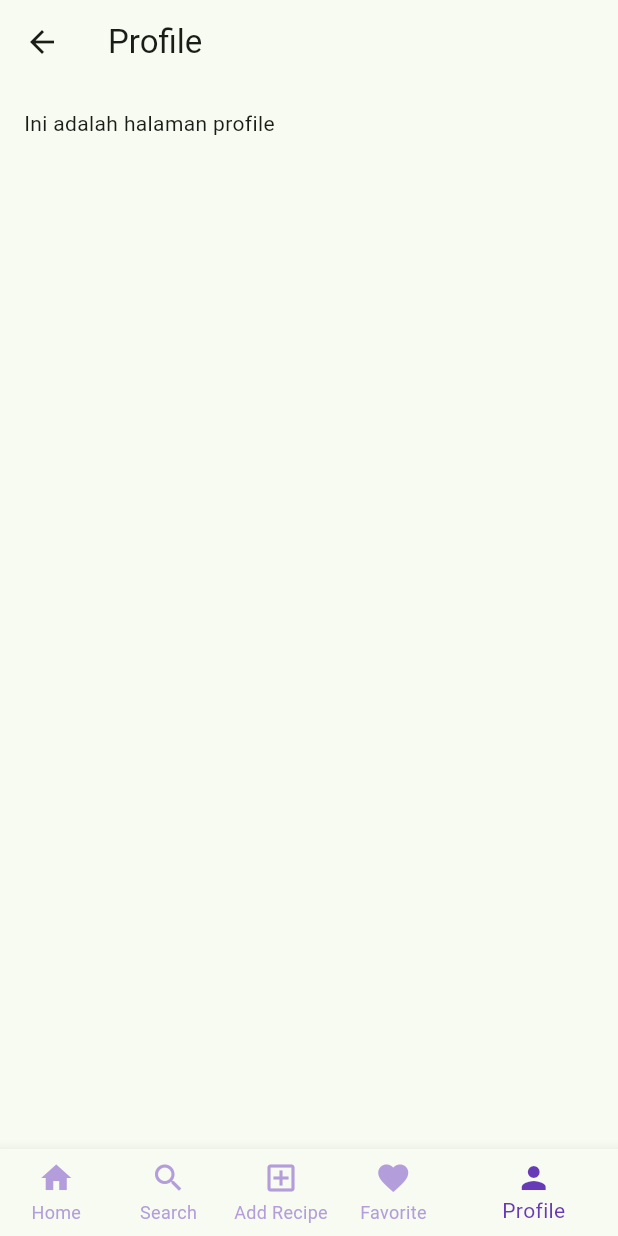
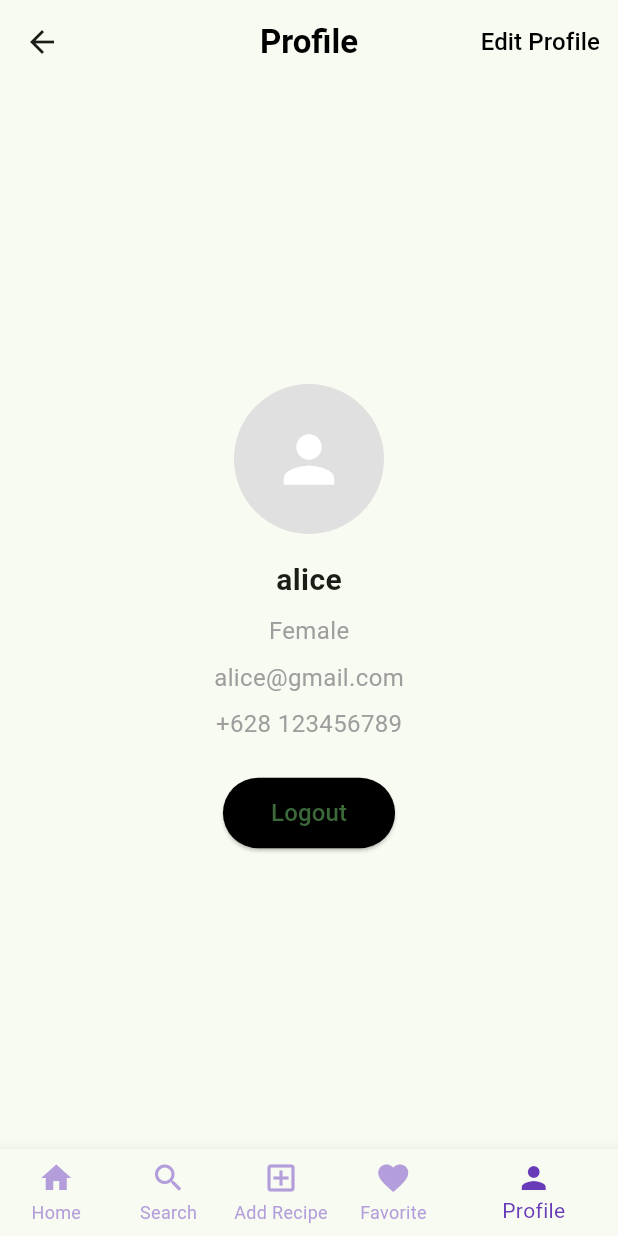
Before and after one commit to KhemaDewi/resepku, a Flutter app: the MainScreen screen opened by its route, item 5 of the bottom bar chosen, on a phone screen of 412 x 824 dp. Run offline on Flutter 3.47's test engine with Material 3 defaults, Android fonts, the phone set to English and light mode, and no system bars; our stand-ins replace shared_preferences; accounts and stored records are empty.

Commit message:
profil dan edit screen

```diff
--- a/flutter_resepku/lib/screen/main_screen.dart
+++ b/flutter_resepku/lib/screen/main_screen.dart
@@ -1,5 +1,6 @@
 import 'package:flutter/material.dart';
 import 'package:flutter_resepku/screen/addRecipe_screen.dart';
+import 'package:flutter_resepku/screen/editprofil_screen.dart';
 import 'package:flutter_resepku/screen/favorite_screen.dart';
 import 'package:flutter_resepku/screen/home_screen.dart';
 import 'package:flutter_resepku/screen/profile_screen.dart';
@@ -20,7 +21,8 @@
     const SearchScreen(),
     const AddrecipeScreen(),
     const FavoriteScreen(),
-    const ProfileScreen()
+    const ProfileScreen(),
+    const EditprofilScreen()
   ];
 
   void _onItemTapped(int index) {
--- a/flutter_resepku/lib/screen/profile_screen.dart
+++ b/flutter_resepku/lib/screen/profile_screen.dart
@@ -1,4 +1,6 @@
 import 'package:flutter/material.dart';
+import 'package:flutter_resepku/screen/editprofil_screen.dart';
+import 'package:flutter_resepku/screen/login_screen.dart';
 
 class ProfileScreen extends StatelessWidget {
   const ProfileScreen({super.key});
@@ -7,10 +9,96 @@
   Widget build(BuildContext context) {
     return Scaffold(
       appBar: AppBar(
-        title: const Text('Profile'),
+        title: const Text(
+          'Profile',
+          style: TextStyle(color: Colors.black, fontWeight: FontWeight.bold),
+        ),
+        centerTitle: true,
+        actions: [
+          TextButton(
+            onPressed: () {
+              Navigator.push(
+                context,
+                MaterialPageRoute(builder: (context) => const EditprofilScreen()), // button ke halaman Edit Profile
+              );
+            },
+            child: const Text(
+              'Edit Profile',
+              style: TextStyle(color: Colors.black, fontSize: 16),
+            ),
+          ),
+        ],
       ),
-      body: const Padding(
-          padding: EdgeInsets.all(16), child: Text('Ini adalah halaman profile')),
+      body: Center(
+        child: Padding(
+          padding: const EdgeInsets.all(16.0),
+          child: Column(
+            mainAxisAlignment: MainAxisAlignment.center,
+            crossAxisAlignment: CrossAxisAlignment.center,
+            children: [
+              CircleAvatar(
+                radius: 50,
+                backgroundColor: Colors.grey[300],
+                child: const Icon(
+                  Icons.person,
+                  size: 50,
+                  color: Colors.white,
+                ),
+              ),
+              const SizedBox(height: 16),
+              const Text(
+                'alice',
+                style: TextStyle(
+                  fontSize: 20,
+                  fontWeight: FontWeight.bold,
+                ),
+              ),
+              const SizedBox(height: 8),
+              const Text(
+                'Female',
+                style: TextStyle(
+                  color: Colors.grey,
+                  fontSize: 16,
+                ),
+              ),
+              const SizedBox(height: 8),
+              const Text(
+                'alice@gmail.com',
+                style: TextStyle(
+                  color: Colors.grey,
+                  fontSize: 16,
+                ),
+              ),
+              const SizedBox(height: 8),
+              const Text(
+                '+628 123456789',
+                style: TextStyle(
+                  color: Colors.grey,
+                  fontSize: 16,
+                ),
+              ),
+              const SizedBox(height: 24),
+              // button logout ketika di klik akan keluar dari apikasi dan beralih ke halaman login
+              ElevatedButton(
+                onPressed: () {
+                  Navigator.pushAndRemoveUntil(context, MaterialPageRoute(builder: (context) => const LoginScreen()),
+                  (Route<dynamic> route) => false,
+                  );
+                // button untuk logout
+                },
+                style: ElevatedButton.styleFrom(
+                  backgroundColor: Colors.black,
+                  padding: const EdgeInsets.symmetric(horizontal: 32, vertical: 12),
+                ),
+                child: const Text(
+                  'Logout',
+                  style: TextStyle(fontSize: 16),
+                ),
+              ),
+            ],
+          ),
+        ),
+      ),
     );
   }
 }
```
Also changed, not shown: flutter_resepku/lib/screen/editprofil_screen.dart (added, +81 -0 lines).
